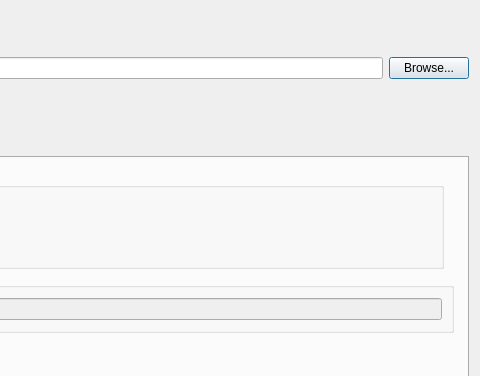
The window that circus/shared/qt_launcher.ui (spyking-circus/spyking-circus) describes before a commit, drawn with Qt 5; both pictures show x 320 to 800 and y 0 to 376 of the 800 by 863 pixel window.
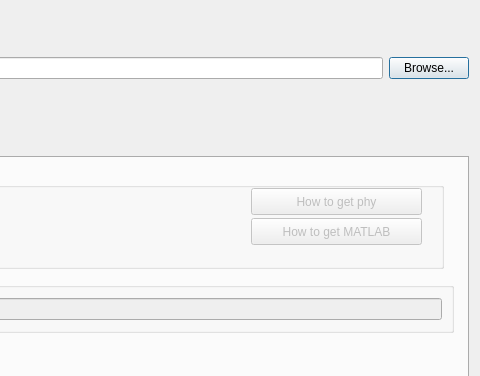
The same window after the commit. The open tabs and pages were chosen to show the change. Icons and pictures are not drawn.

Diff of the .ui file:
```diff
--- a/circus/shared/qt_launcher.ui
+++ b/circus/shared/qt_launcher.ui
@@ -575,6 +575,40 @@
               <bool>true</bool>
              </property>
             </widget>
+            <widget class="QPushButton" name="btn_phy">
+             <property name="geometry">
+              <rect>
+               <x>548</x>
+               <y>20</y>
+               <width>171</width>
+               <height>27</height>
+              </rect>
+             </property>
+             <property name="text">
+              <string>How to get phy</string>
+             </property>
+             <property name="icon">
+              <iconset theme="help">
+               <normaloff>.</normaloff>.</iconset>
+             </property>
+            </widget>
+            <widget class="QPushButton" name="btn_matlab">
+             <property name="geometry">
+              <rect>
+               <x>548</x>
+               <y>50</y>
+               <width>171</width>
+               <height>27</height>
+              </rect>
+             </property>
+             <property name="text">
+              <string>How to get MATLAB</string>
+             </property>
+             <property name="icon">
+              <iconset theme="help">
+               <normaloff>.</normaloff>.</iconset>
+             </property>
+            </widget>
            </widget>
            <widget class="QGroupBox" name="extension_gui">
             <property name="enabled">
```
